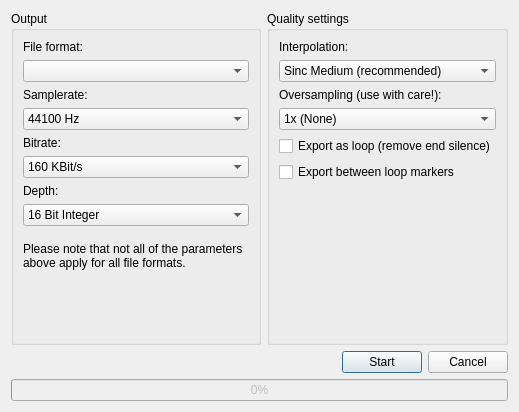
The window that src/gui/dialogs/export_project.ui (LMMS/lmms) describes before a commit, drawn with Qt 5.
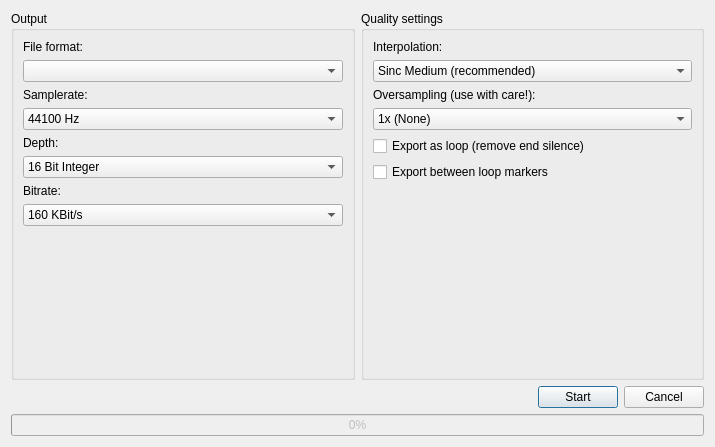
The same window after the commit.

Commit message:
Only show relevant widgets on the export dialog
Only show widgets on the export dialog that are relevant to the selected
file format (Wave/Ogg):
* Sample rate is always shown.
* Bit depth settings are only shown when Wave is selected.
* Bit rate settings are only shown when Ogg is selected.

Remove the label that informs the user that not all settings apply to
all export formats as it is not needed anymore. The english text of that
label was: "Please note that not all of the parameters above apply for
all file formats."

The edit to the form file:
```diff
--- a/src/gui/dialogs/export_project.ui
+++ b/src/gui/dialogs/export_project.ui
@@ -6,8 +6,8 @@
    <rect>
     <x>0</x>
     <y>0</y>
-    <width>519</width>
-    <height>412</height>
+    <width>715</width>
+    <height>447</height>
    </rect>
   </property>
   <property name="minimumSize">
@@ -80,6 +80,47 @@
           </item>
          </widget>
         </item>
+        <item>
+         <widget class="QWidget" name="depthWidget" native="true">
+          <property name="minimumSize">
+           <size>
+            <width>0</width>
+            <height>20</height>
+           </size>
+          </property>
+          <layout class="QVBoxLayout">
+           <property name="margin">
+            <number>0</number>
+           </property>
+           <item>
+            <widget class="QLabel" name="labelBitDepth">
+             <property name="text">
+              <string>Depth:</string>
+             </property>
+            </widget>
+           </item>
+           <item>
+            <widget class="QComboBox" name="depthCB">
+             <item>
+              <property name="text">
+               <string>16 Bit Integer</string>
+              </property>
+             </item>
+             <item>
+              <property name="text">
+               <string>24 Bit Float</string>
+              </property>
+             </item>
+             <item>
+              <property name="text">
+               <string>32 Bit Float</string>
+              </property>
+             </item>
+            </widget>
+           </item>
+          </layout>
+         </widget>
+        </item>
         <item>
          <widget class="QWidget" name="bitrateWidget" native="true">
           <layout class="QVBoxLayout">
@@ -90,7 +131,7 @@
             <number>0</number>
            </property>
            <item>
-            <widget class="QLabel" name="label_5">
+            <widget class="QLabel" name="labelBitRate">
              <property name="text">
               <string>Bitrate:</string>
              </property>
@@ -136,67 +177,6 @@
           </layout>
          </widget>
         </item>
-        <item>
-         <widget class="QWidget" name="depthWidget" native="true">
-          <layout class="QVBoxLayout">
-           <property name="margin">
-            <number>0</number>
-           </property>
-           <item>
-            <widget class="QLabel" name="label_6">
-             <property name="text">
-              <string>Depth:</string>
-             </property>
-            </widget>
-           </item>
-           <item>
-            <widget class="QComboBox" name="depthCB">
-             <item>
-              <property name="text">
-               <string>16 Bit Integer</string>
-              </property>
-             </item>
-             <item>
-              <property name="text">
-               <string>24 Bit Float</string>
-              </property>
-             </item>
-             <item>
-              <property name="text">
-               <string>32 Bit Float</string>
-              </property>
-             </item>
-            </widget>
-           </item>
-          </layout>
-         </widget>
-        </item>
-        <item>
-         <spacer>
-          <property name="orientation">
-           <enum>Qt::Vertical</enum>
-          </property>
-          <property name="sizeType">
-           <enum>QSizePolicy::Fixed</enum>
-          </property>
-          <property name="sizeHint" stdset="0">
-           <size>
-            <width>1</width>
-            <height>10</height>
-           </size>
-          </property>
-         </spacer>
-        </item>
-        <item>
-         <widget class="QLabel" name="label_7">
-          <property name="text">
-           <string>Please note that not all of the parameters above apply for all file formats.</string>
-          </property>
-          <property name="wordWrap">
-           <bool>true</bool>
-          </property>
-         </widget>
-        </item>
         <item>
          <spacer>
           <property name="orientation">
```
Left out of the diff: 23 changed lines with no effect on the pictures. The commit also changes 2 other files.
